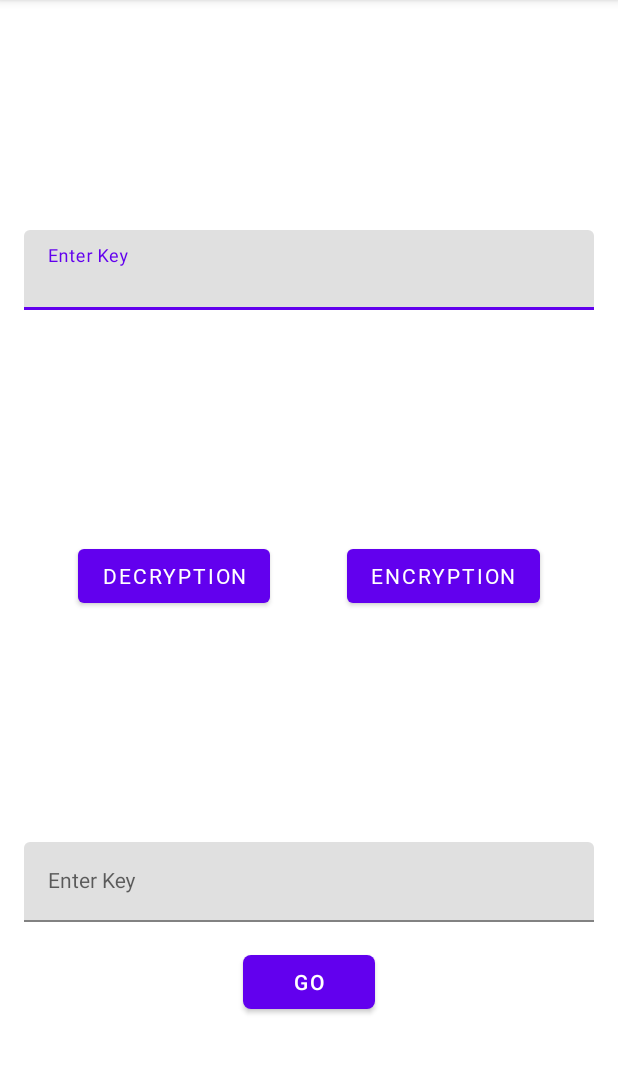
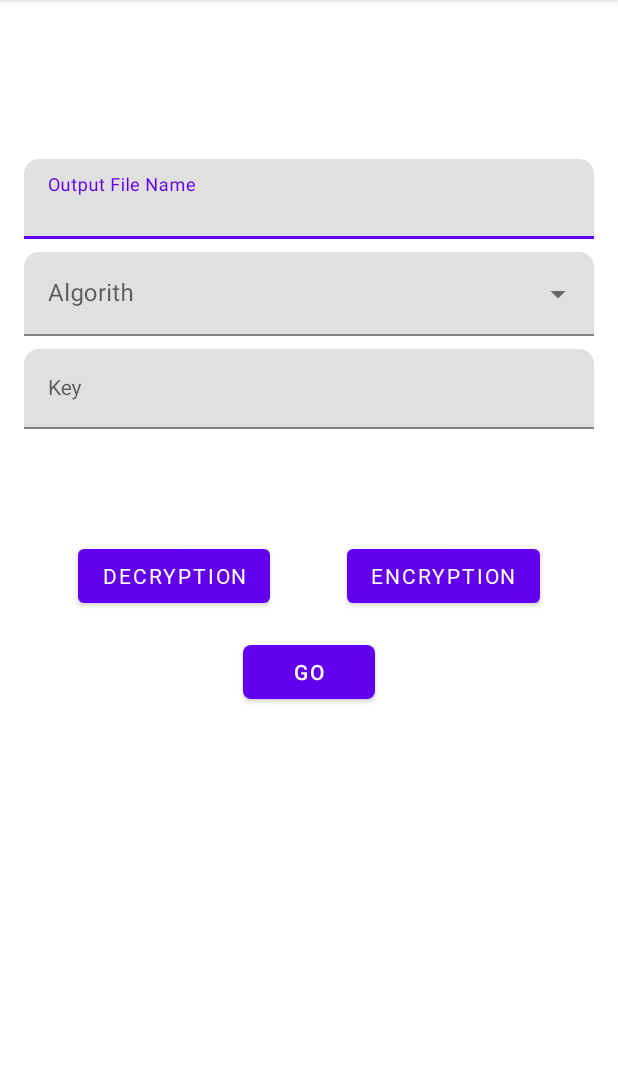
Before and after one commit to Riyaz002/Cipheraz, an Android app: the fragment CipherFragment shown on its own in the app's theme, on a phone screen of 412 x 824 dp, the part 84-1158 px from its top. Run offline under Robolectric (Android 15) with nearby library versions, the light colour scheme and no system bars; our stand-ins replace data binding; Roboto replaces fonts that are not available here; 3 statements that could not run were skipped.

Commit message:
changed the cipher fragment layout deleted some unecessary code from the fragment

```diff
--- a/app/src/main/java/com/riyaz/cipheraz/cipher/CipherViewModel.kt
+++ b/app/src/main/java/com/riyaz/cipheraz/cipher/CipherViewModel.kt
@@ -50,7 +50,7 @@ class CipherViewModel(val path: String) : ViewModel() {
     }
 
     private suspend fun doCryption() {
-        CipherUtils.encrypt(key.value.toString(), File(filePath.value), File(outputFile.value))
+        CipherUtils.encrypt(key.value.toString(), File(filePath.value), File(outputFile.value.toString()))
     }
 
     fun getExtention(): String{
--- /dev/null
+++ b/app/src/main/res/drawable/ic_round_clear_24.xml
@@ -0,0 +1,5 @@
+<vector android:height="24dp" android:tint="#676767"
+    android:viewportHeight="24" android:viewportWidth="24"
+    android:width="24dp" xmlns:android="http://schemas.android.com/apk/res/android">
+    <path android:fillColor="@android:color/white" android:pathData="M18.3,5.71c-0.39,-0.39 -1.02,-0.39 -1.41,0L12,10.59 7.11,5.7c-0.39,-0.39 -1.02,-0.39 -1.41,0 -0.39,0.39 -0.39,1.02 0,1.41L10.59,12 5.7,16.89c-0.39,0.39 -0.39,1.02 0,1.41 0.39,0.39 1.02,0.39 1.41,0L12,13.41l4.89,4.89c0.39,0.39 1.02,0.39 1.41,0 0.39,-0.39 0.39,-1.02 0,-1.41L13.41,12l4.89,-4.89c0.38,-0.38 0.38,-1.02 0,-1.4z"/>
+</vector>
--- a/app/src/main/res/layout/cipher_fragment.xml
+++ b/app/src/main/res/layout/cipher_fragment.xml
@@ -13,19 +13,75 @@
     <androidx.constraintlayout.widget.ConstraintLayout
         android:layout_width="match_parent"
         android:layout_height="match_parent"
+        app:layout_constraintBottom_toBottomOf="@+id/textInputLayout2"
+        app:layout_constraintTop_toBottomOf="@+id/textInputLayout2"
         tools:context=".cipher.CipherFragment">
+
+        <com.google.android.material.textfield.TextInputLayout
+            android:id="@+id/textInputLayout2"
+            android:layout_width="0dp"
+            android:layout_height="wrap_content"
+            android:layout_marginHorizontal="16dp"
+            android:layout_marginTop="32dp"
+            android:hint="Output File Name"
+            app:boxCornerRadiusTopEnd="10dp"
+            app:boxCornerRadiusTopStart="10dp"
+            app:endIconMode="clear_text"
+            app:hintEnabled="true"
+            app:layout_constraintBottom_toTopOf="@+id/textInputLayout"
+            app:layout_constraintEnd_toEndOf="parent"
+            app:layout_constraintHorizontal_bias="0.5"
+            app:layout_constraintStart_toStartOf="parent"
+            app:layout_constraintTop_toTopOf="parent">
+
+            <com.google.android.material.textfield.TextInputEditText
+                android:id="@+id/et_output_file_name"
+                style="@style/Widget.Design.TextInputLayout"
+                android:layout_width="match_parent"
+                android:layout_height="wrap_content"
+                android:inputType="text" />
+        </com.google.android.material.textfield.TextInputLayout>
 
         <com.google.android.material.textfield.TextInputLayout
             android:layout_width="match_parent"
             android:layout_height="wrap_content"
+            android:layout_marginStart="16dp"
+            android:layout_marginEnd="16dp"
+            android:hint="Algorith"
+            style="@style/Widget.MaterialComponents.TextInputLayout.FilledBox.ExposedDropdownMenu"
+            app:layout_constraintBottom_toTopOf="@+id/textInputLayout"
+            app:layout_constraintEnd_toEndOf="parent"
+            app:boxCornerRadiusTopStart="10dp"
+            app:boxCornerRadiusTopEnd="10dp"
+            app:layout_constraintStart_toStartOf="parent"
+            app:layout_constraintTop_toBottomOf="@+id/textInputLayout2">
+
+            <AutoCompleteTextView
+                android:inputType="none"
+                android:layout_width="match_parent"
+                android:layout_height="wrap_content"
+                />
+
+        </com.google.android.material.textfield.TextInputLayout>
+
+        <com.google.android.material.textfield.TextInputLayout
+            android:id="@+id/textInputLayout"
+            android:layout_width="match_parent"
+            android:layout_height="wrap_content"
             android:layout_marginHorizontal="16dp"
-            android:hint="Enter Key"
+            android:hint="Key"
+            app:boxCornerRadiusTopEnd="10dp"
+            app:boxCornerRadiusTopStart="10dp"
+            app:endIconDrawable="@drawable/ic_round_clear_24"
+            app:endIconMode="clear_text"
             app:layout_constraintBottom_toTopOf="@+id/encryption_Button"
-            app:layout_constraintTop_toTopOf="parent"
-            tools:layout_editor_absoluteX="16dp">
+            app:layout_constraintEnd_toEndOf="parent"
+            app:layout_constraintHorizontal_bias="0.5"
+            app:layout_constraintStart_toStartOf="parent"
+            app:layout_constraintTop_toBottomOf="@+id/textInputLayout2">
 
             <com.google.android.material.textfield.TextInputEditText
-                android:id="@+id/et_output_file_name"
+                android:id="@+id/et_key"
                 style="@style/Widget.Design.TextInputLayout"
                 android:layout_width="match_parent"
                 android:layout_height="wrap_content" />
@@ -55,36 +111,18 @@
             app:layout_constraintTop_toTopOf="parent"
             app:layout_constraintVertical_bias="0.559" />
 
-        <com.google.android.material.textfield.TextInputLayout
-            android:id="@+id/textInputLayout"
-            android:layout_width="match_parent"
-            android:layout_height="wrap_content"
-            android:layout_marginHorizontal="16dp"
-            android:hint="Enter Key"
-            app:layout_constraintBottom_toBottomOf="parent"
-            app:layout_constraintEnd_toEndOf="parent"
-            app:layout_constraintStart_toStartOf="parent"
-            app:layout_constraintTop_toBottomOf="@+id/encryption_Button"
-            app:layout_constraintVertical_bias="0.3">
-
-            <com.google.android.material.textfield.TextInputEditText
-                android:id="@+id/et_key"
-                style="@style/Widget.Design.TextInputLayout"
-                android:layout_width="match_parent"
-                android:layout_height="wrap_content" />
-        </com.google.android.material.textfield.TextInputLayout>
-
         <com.google.android.material.button.MaterialButton
+            android:id="@+id/materialButton3"
             style="@style/ShapeAppearanceOverlay.Material3.Button"
             android:layout_width="wrap_content"
             android:layout_height="wrap_content"
             android:layout_margin="16dp"
+            android:onClick="@{() -> cipherViewModel.crypt()}"
             android:text="GO"
-            android:onClick="@{() -> cipherViewModel.crypt()}"
             app:cornerRadius="5dp"
             app:layout_constraintEnd_toEndOf="@+id/textInputLayout"
             app:layout_constraintStart_toStartOf="@+id/textInputLayout"
-            app:layout_constraintTop_toBottomOf="@+id/textInputLayout" />
+            app:layout_constraintTop_toBottomOf="@+id/encryption_Button" />
 
     </androidx.constraintlayout.widget.ConstraintLayout>
 </layout>
```
